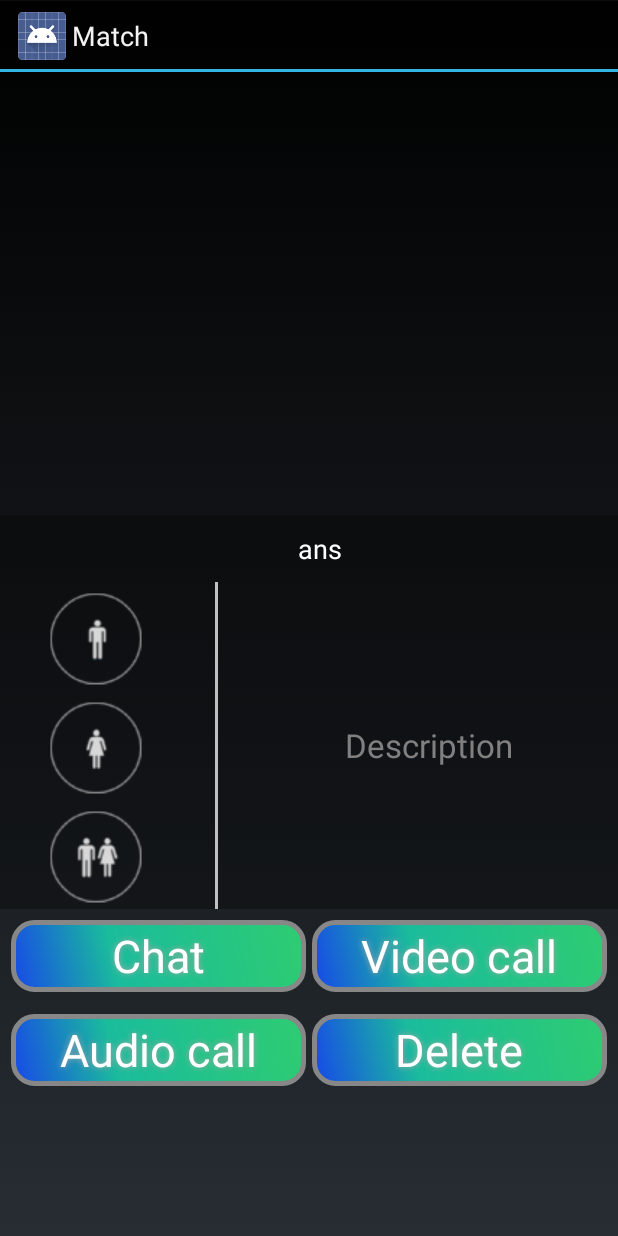
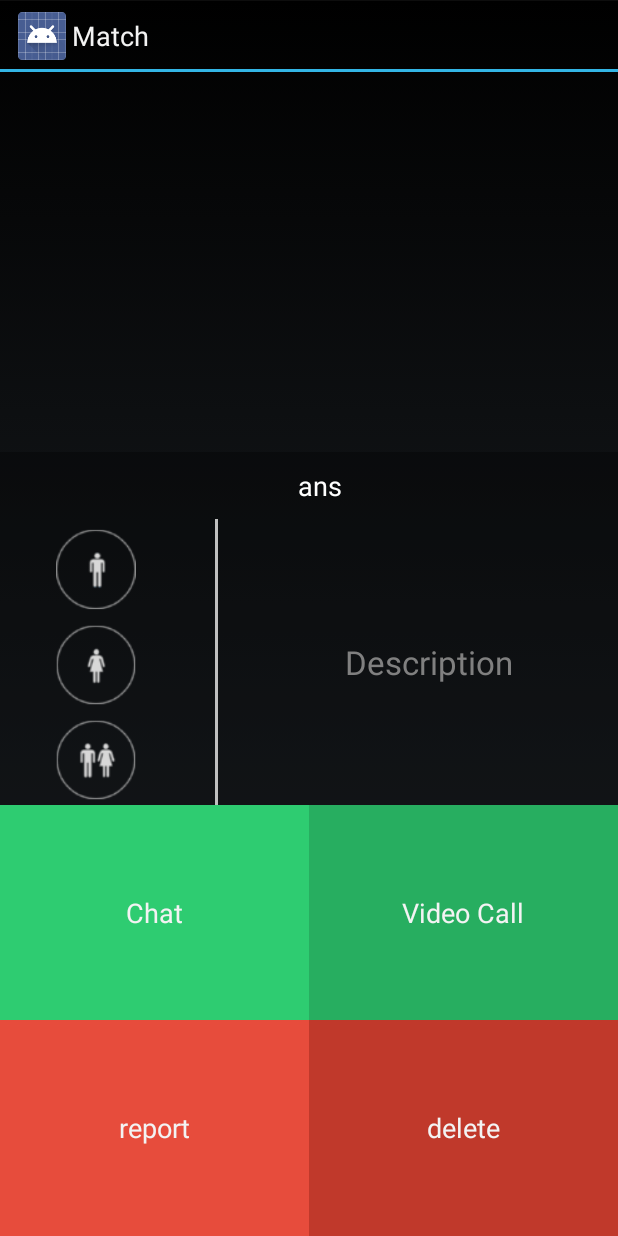
Before and after one commit to kebouh/Android-SitchozrApp-AndroidStudio, an Android app: the MatchProfileActivity screen opened directly, with no data from a screen before it, on a phone screen of 412 x 824 dp. Run offline under Robolectric (Android 15) with nearby library versions, the phone set to English and light mode, and no system bars; 1 statement that could not run was skipped.

Commit message:
change buttons layout in match profile activity

```diff
--- a/app/src/main/res/layout/activity_match_profile.xml
+++ b/app/src/main/res/layout/activity_match_profile.xml
@@ -7,91 +7,62 @@
     tools:context="${relativePackage}.${activityClass}" >
 
     <include layout="@layout/header_profile_user" />
-
     <include layout="@layout/informations_profile_user" />
 
-    <TableLayout
+    <LinearLayout
+        android:layout_width="match_parent"
+        android:layout_height="wrap_content"
+        android:orientation="vertical"
+        android:layout_weight="1.6" >
+                <LinearLayout
+                    android:id="@+id/buttons_top"
                     android:layout_width="match_parent"
                     android:layout_height="0dp"
-        android:layout_weight="1.6" >
-
-        <TableRow
-            android:id="@+id/tableRow1"
-            android:layout_width="match_parent"
-            android:layout_height="match_parent"
-            android:gravity="center_horizontal"
-            android:stretchColumns="1"
-
-            android:padding="5dip" >
+                    android:layout_weight="0.5"
+                    android:orientation="horizontal">
 
                     <Button
                         android:layout_width="0dp"
+                        android:layout_height="match_parent"
                         android:layout_weight="1"
-                android:layout_margin="2dip"
-                android:layout_height="match_parent"
-                android:background="@drawable/button_shape"
-                android:shadowColor="#A8A8A8"
-                android:shadowDx="0"
-                android:shadowDy="0"
-                android:shadowRadius="5"
-                android:text="@string/chat_button"
+                        android:background="#2ecc71"
                         android:onClick="launchChat"
-                android:textColor="#FFFFFF"
-                android:textSize="30sp" />
+                        android:text="Chat" />
 
                     <Button
                         android:layout_width="0dp"
+                        android:layout_height="match_parent"
                         android:layout_weight="1"
-                android:layout_margin="2dip"
-                android:layout_height="match_parent"
-                android:background="@drawable/button_shape"
-                android:shadowColor="#A8A8A8"
-                android:shadowDx="0"
-                android:shadowDy="0"
-                android:shadowRadius="5"
+                        android:background="#27ae60"
                         android:onClick="launchVideo"
-                android:text="@string/video_button"
-                android:textColor="#FFFFFF"
-                android:textSize="30sp" />
-        </TableRow>
-         <TableRow
-            android:id="@+id/tableRow2"
+                        android:text="Video Call" />
+
+                </LinearLayout>
+
+        <LinearLayout
+            android:id="@+id/buttons_bottom"
+            android:layout_below="@id/buttons_top"
             android:layout_width="match_parent"
-            android:layout_height="wrap_content"
-            android:gravity="center_horizontal"
-            android:stretchColumns="1"
-            android:padding="5dip" >
+            android:layout_height="0dp"
+            android:layout_weight="0.5"
+            android:orientation="horizontal">
 
             <Button
                 android:layout_width="0dp"
+                android:layout_height="match_parent"
                 android:layout_weight="1"
-                android:layout_margin="2dip"
-                android:layout_height="match_parent"
-                android:background="@drawable/button_shape"
-                android:shadowColor="#A8A8A8"
-                android:shadowDx="0"
-                android:shadowDy="0"
-                android:shadowRadius="5"
-                android:onClick="launchAudio"
-                android:text="@string/audio_button"
-                android:textColor="#FFFFFF"
-                android:textSize="30sp" />
+                android:background="#e74c3c"
+                android:text="report" />
 
             <Button
                 android:layout_width="0dp"
+                android:layout_height="match_parent"
                 android:layout_weight="1"
-                android:layout_margin="2dip"
-                android:layout_height="match_parent"
-                android:background="@drawable/button_shape"
-                android:shadowColor="#A8A8A8"
-                android:shadowDx="0"
-                android:shadowDy="0"
-                android:shadowRadius="5"
-                android:onClick="launchDelete"
-                android:text="@string/delete_button"
-                android:textColor="#FFFFFF"
-                android:textSize="30sp" />
-        </TableRow>
-    </TableLayout>
+                android:background="#c0392b"
+                android:text="delete" />
 
         </LinearLayout>
+
+    </LinearLayout>
+
+</LinearLayout>
```
Lines whose indentation alone changed are shown as unchanged.
